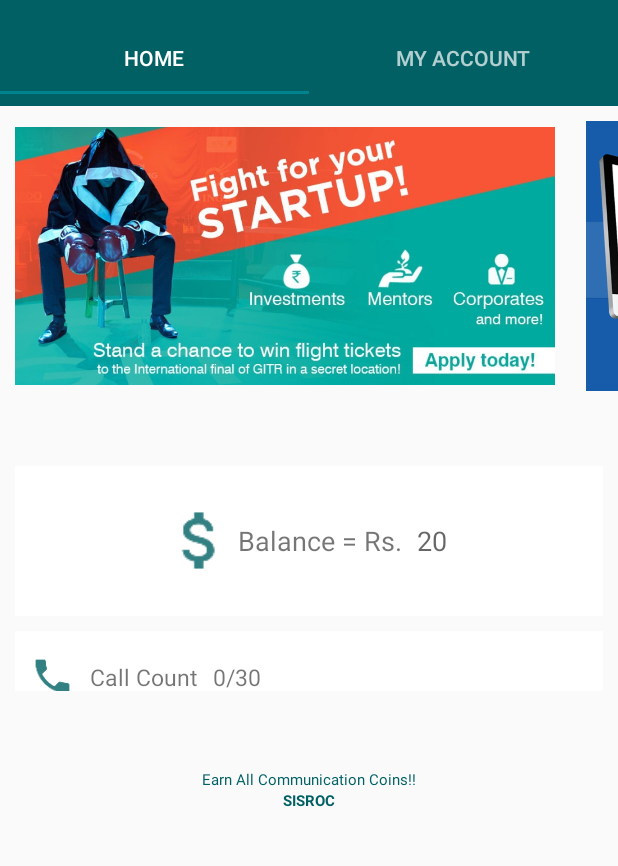
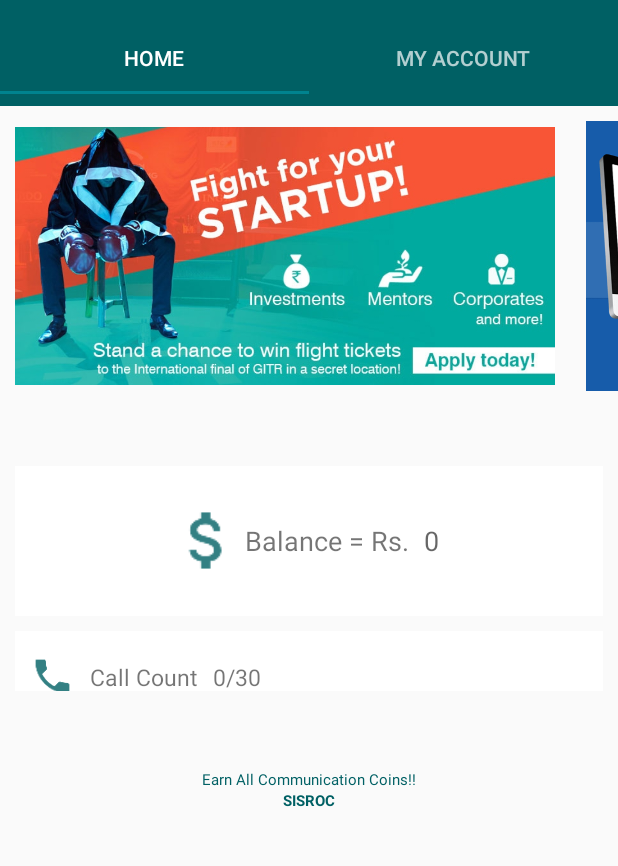
Before and after one commit to dinesh4u2k/MobileVerification, an Android app: the screen it shows after launch once a user with an empty profile is signed in (MainActivity), on a phone screen of 412 x 824 dp, the part 62-928 px from its top. Run offline under Robolectric (Android 15) with nearby library versions, the phone set to English and light mode, and no system bars; our stand-ins replace Firebase (no records; nobody signed in at launch, a user with empty details on screens opened directly); libraries missing offline, so code that uses them is left out: com.apollographql.apollo; 9 statements that could not run were skipped.

Commit message:
sep 13 (afternoon)

```diff
--- a/app/src/main/java/com/example/kavi/mobileverification/BroadcastService.java
+++ b/app/src/main/java/com/example/kavi/mobileverification/BroadcastService.java
@@ -29,6 +29,7 @@ public class BroadcastService extends Service {
             @Override
             public void onFinish() {
 
+                start();
             }
         }.start();
         return START_STICKY;
--- a/app/src/main/java/com/example/kavi/mobileverification/Home1.java
+++ b/app/src/main/java/com/example/kavi/mobileverification/Home1.java
@@ -117,7 +117,7 @@ public class Home1 extends Fragment {
                              Bundle savedInstanceState) {
         // Inflate the layout for this fragment
 
-        getContext().startService(new Intent(getContext(),BroadcastService.class));
+
         SharedPreferences sp = getActivity().getSharedPreferences("Login", Context.MODE_PRIVATE);
 
         String mobile = sp.getString("mobile",null);
--- a/app/src/main/java/com/example/kavi/mobileverification/MainActivity.java
+++ b/app/src/main/java/com/example/kavi/mobileverification/MainActivity.java
@@ -1,6 +1,7 @@
 package com.example.kavi.mobileverification;
 
 import android.content.Context;
+import android.content.Intent;
 import android.content.SharedPreferences;
 import android.net.Uri;
 import android.os.Bundle;
@@ -57,6 +58,8 @@ public class MainActivity extends AppCompatActivity implements Home1.OnFragmentI
     protected void onCreate(Bundle savedInstanceState) {
         super.onCreate(savedInstanceState);
         setContentView(R.layout.activity_main);
+
+        startService(new Intent(this,BroadcastService.class));
 
         LinearLayout gallery =findViewById(R.id.gallery);
         LayoutInflater inflater = LayoutInflater.from(this);
--- a/app/src/main/res/layout/fragment_home1.xml
+++ b/app/src/main/res/layout/fragment_home1.xml
@@ -39,7 +39,7 @@
                 android:id="@+id/cash_amo"
                 android:textSize="18sp"
                 android:padding="5dp"
-                android:hint="20"
+                android:hint="0"
 
                 />
 
@@ -72,7 +72,7 @@
                 android:layout_marginTop="20dp"
                 android:layout_marginLeft="10dp"
                 android:textSize="15sp"
-                android:hint="20"
+                android:hint="0"
 
                 />
         </LinearLayout>
--- a/app/src/main/res/layout/fragment_myaccount.xml
+++ b/app/src/main/res/layout/fragment_myaccount.xml
@@ -1,6 +1,5 @@
 <FrameLayout
     xmlns:android="http://schemas.android.com/apk/res/android"
-    xmlns:tools="http://schemas.android.com/tools"
     android:layout_width="match_parent"
     android:layout_height="wrap_content"
 
@@ -43,7 +42,7 @@
                 android:id="@+id/cash"
                 android:textSize="18sp"
                 android:padding="5dp"
-                android:hint="20"
+                android:hint="0"
 
                 />
             <Button
```
Also changed, not shown: app/src/main/java/com/example/kavi/mobileverification/Myservice.java (+1 -9 lines), app/src/main/java/com/example/kavi/mobileverification/PhoneStateReceiver.java (+16 -22 lines).
